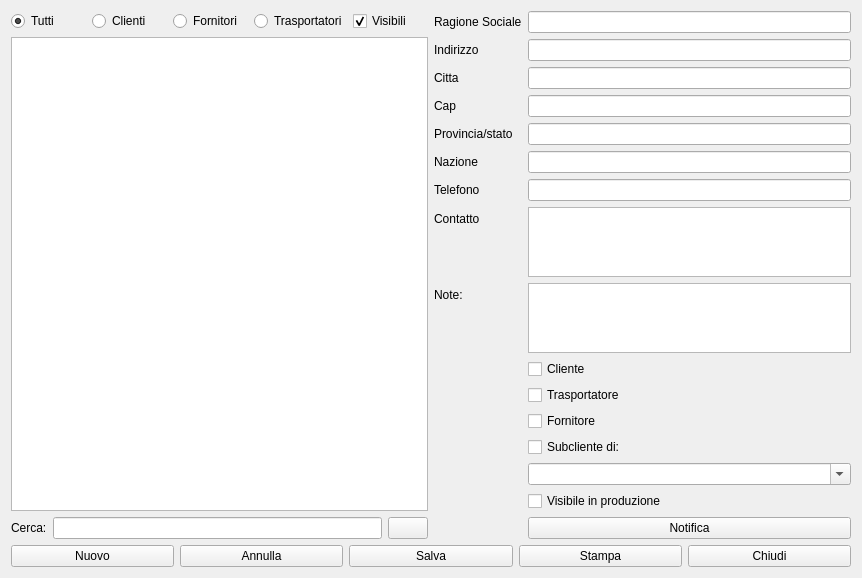
Old version of the form hutenti.ui in the repository fblabs/hamlet-mod-sancon.
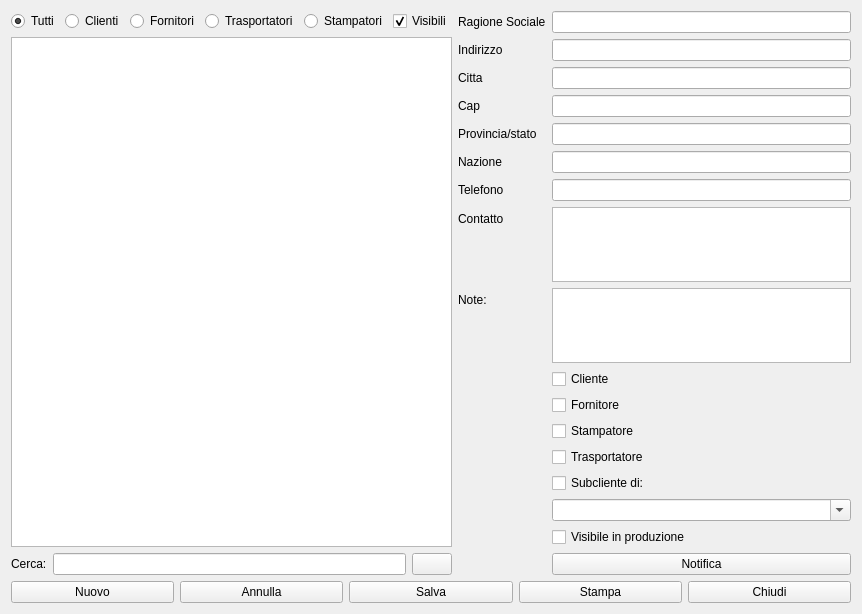
New version of the form. Icons and pictures are not drawn.

```diff
--- a/hutenti.ui
+++ b/hutenti.ui
@@ -10,7 +10,7 @@
     <x>0</x>
     <y>0</y>
     <width>862</width>
-    <height>565</height>
+    <height>614</height>
    </rect>
   </property>
   <property name="windowTitle">
@@ -58,6 +58,13 @@
            </property>
           </widget>
          </item>
+         <item>
+          <widget class="QRadioButton" name="rbGraphics">
+           <property name="text">
+            <string>Stampatori</string>
+           </property>
+          </widget>
+         </item>
          <item>
           <widget class="QCheckBox" name="cbVisible_2">
            <property name="text">
@@ -223,21 +230,14 @@
          </property>
         </widget>
        </item>
-       <item row="11" column="1">
+       <item row="13" column="1">
         <widget class="QCheckBox" name="cbtra">
          <property name="text">
           <string>Trasportatore</string>
          </property>
         </widget>
        </item>
-       <item row="12" column="1">
-        <widget class="QCheckBox" name="cbfor">
-         <property name="text">
-          <string>Fornitore</string>
-         </property>
-        </widget>
-       </item>
-       <item row="15" column="1">
+       <item row="17" column="1">
         <widget class="QComboBox" name="cbxMasterCli">
          <property name="enabled">
           <bool>true</bool>
@@ -250,7 +250,7 @@
          </property>
         </widget>
        </item>
-       <item row="17" column="1">
+       <item row="19" column="1">
         <widget class="QPushButton" name="pushButton_5">
          <property name="text">
           <string>Notifica</string>
@@ -261,20 +261,34 @@
          </property>
         </widget>
        </item>
-       <item row="13" column="1">
+       <item row="15" column="1">
         <widget class="QCheckBox" name="cbsub">
          <property name="text">
           <string>Subcliente di:</string>
          </property>
         </widget>
        </item>
-       <item row="16" column="1">
+       <item row="18" column="1">
         <widget class="QCheckBox" name="cbVisible">
          <property name="text">
           <string>Visibile in produzione</string>
          </property>
         </widget>
        </item>
+       <item row="11" column="1">
+        <widget class="QCheckBox" name="cbfor">
+         <property name="text">
+          <string>Fornitore</string>
+         </property>
+        </widget>
+       </item>
+       <item row="12" column="1">
+        <widget class="QCheckBox" name="cbStamp">
+         <property name="text">
+          <string>Stampatore</string>
+         </property>
+        </widget>
+       </item>
       </layout>
      </item>
     </layout>
```
